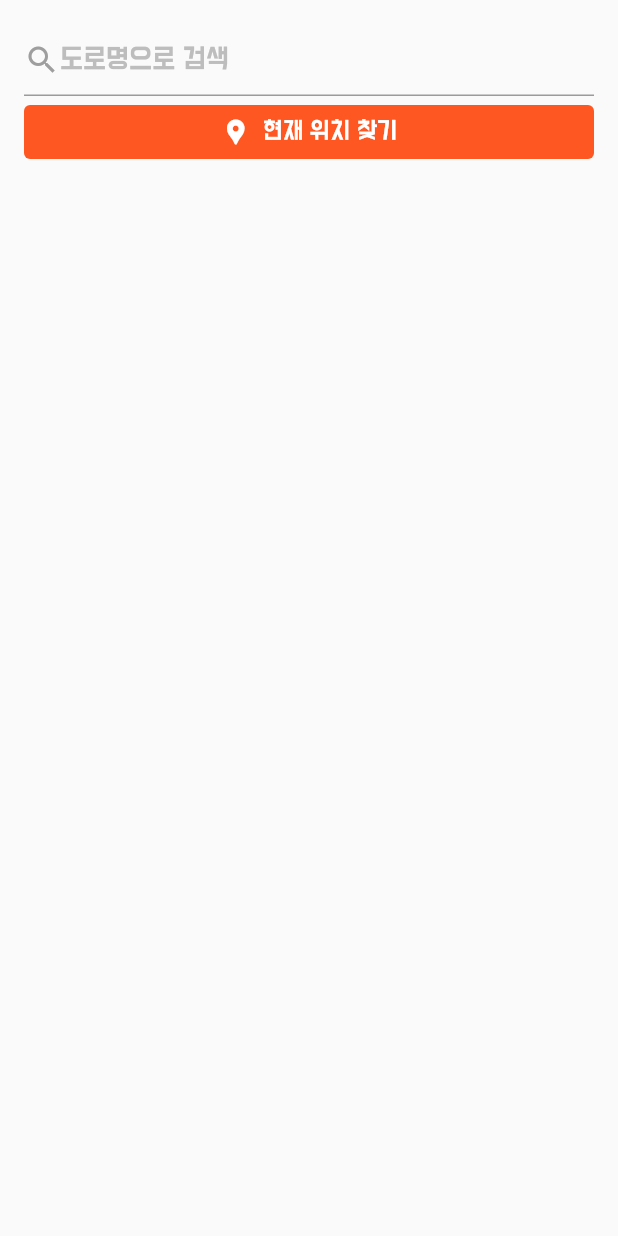
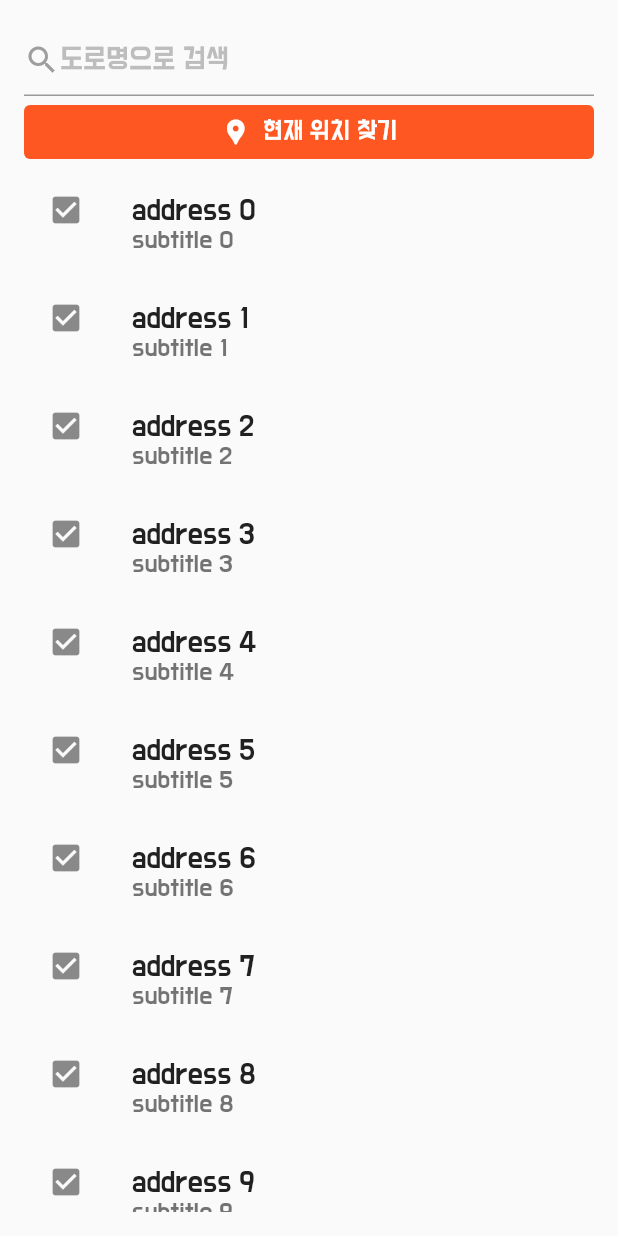
Before and after one commit to reload1bronze/carrot_market_clone, a Flutter app: the screen it shows after launch, swiped to page 2, on a phone screen of 412 x 824 dp. Run offline on Flutter 3.47's test engine with Material 2 defaults, Android fonts, the phone set to English and light mode, and no system bars; our stand-ins replace extended_image, logger.

Commit message:
layout: ListView + ListTile

```diff
--- a/lib/screens/address_screen.dart
+++ b/lib/screens/address_screen.dart
@@ -1,4 +1,3 @@
-import 'package:flutter/cupertino.dart';
 import 'package:flutter/material.dart';
 
 class AddressScreen extends StatelessWidget {
@@ -46,6 +45,18 @@ class AddressScreen extends StatelessWidget {
               ),
             ],
           ),
+          Expanded(
+            child: ListView.builder(
+              itemBuilder: (context, index) {
+                return ListTile(
+                  leading: Icon(Icons.check_box),
+                  title: Text('address $index'),
+                  subtitle: Text('subtitle $index'),
+                );
+              },
+              itemCount: 10,
+            ),
+          ),
         ],
       ),
     );
```
